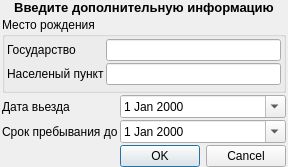
First picture: the form in ui/exel_info.ui, repository Meller008/CRM-Avi, before the edit.
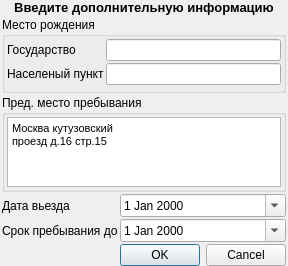
Second picture: the form after the edit.

Commit message: Работа - Поправка уведомления о регистрации

Patch:
```diff
--- a/ui/exel_info.ui
+++ b/ui/exel_info.ui
@@ -7,7 +7,7 @@
     <x>0</x>
     <y>0</y>
     <width>271</width>
-    <height>155</height>
+    <height>245</height>
    </rect>
   </property>
   <property name="windowTitle">
@@ -39,35 +39,35 @@
      </property>
     </widget>
    </item>
-   <item row="3" column="0">
+   <item row="4" column="0">
     <widget class="QLabel" name="label_3">
      <property name="text">
       <string>Дата вьезда</string>
      </property>
     </widget>
    </item>
-   <item row="3" column="1">
+   <item row="4" column="1">
     <widget class="QDateEdit" name="de_in">
      <property name="calendarPopup">
       <bool>true</bool>
      </property>
     </widget>
    </item>
-   <item row="4" column="0">
+   <item row="5" column="0">
     <widget class="QLabel" name="label_4">
      <property name="text">
       <string>Срок пребывания до</string>
      </property>
     </widget>
    </item>
-   <item row="4" column="1">
-    <widget class="QDateEdit" name="de_from">
-     <property name="calendarPopup">
-      <bool>true</bool>
-     </property>
-    </widget>
-   </item>
    <item row="5" column="1">
+    <widget class="QDateEdit" name="de_from">
+     <property name="calendarPopup">
+      <bool>true</bool>
+     </property>
+    </widget>
+   </item>
+   <item row="6" column="1">
     <widget class="QDialogButtonBox" name="buttonBox">
      <property name="orientation">
       <enum>Qt::Horizontal</enum>
@@ -130,6 +130,42 @@
      </layout>
     </widget>
    </item>
+   <item row="3" column="0" colspan="2">
+    <widget class="QGroupBox" name="groupBox_2">
+     <property name="title">
+      <string>Пред. место пребывания</string>
+     </property>
+     <layout class="QGridLayout" name="gridLayout">
+      <property name="leftMargin">
+       <number>2</number>
+      </property>
+      <property name="topMargin">
+       <number>2</number>
+      </property>
+      <property name="rightMargin">
+       <number>2</number>
+      </property>
+      <property name="bottomMargin">
+       <number>2</number>
+      </property>
+      <property name="spacing">
+       <number>2</number>
+      </property>
+      <item row="0" column="0">
+       <widget class="QTextEdit" name="te_old_addres">
+        <property name="html">
+         <string>&lt;!DOCTYPE HTML PUBLIC &quot;-//W3C//DTD HTML 4.0//EN&quot; &quot;http://www.w3.org/TR/REC-html40/strict.dtd&quot;&gt;
+&lt;html&gt;&lt;head&gt;&lt;meta name=&quot;qrichtext&quot; content=&quot;1&quot; /&gt;&lt;style type=&quot;text/css&quot;&gt;
+p, li { white-space: pre-wrap; }
+&lt;/style&gt;&lt;/head&gt;&lt;body style=&quot; font-family:'MS Shell Dlg 2'; font-size:8.25pt; font-weight:400; font-style:normal;&quot;&gt;
+&lt;p style=&quot; margin-top:0px; margin-bottom:0px; margin-left:0px; margin-right:0px; -qt-block-indent:0; text-indent:0px;&quot;&gt;Москва кутузовский&lt;/p&gt;
+&lt;p style=&quot; margin-top:0px; margin-bottom:0px; margin-left:0px; margin-right:0px; -qt-block-indent:0; text-indent:0px;&quot;&gt;проезд д.16 стр.15&lt;/p&gt;&lt;/body&gt;&lt;/html&gt;</string>
+        </property>
+       </widget>
+      </item>
+     </layout>
+    </widget>
+   </item>
   </layout>
  </widget>
  <resources/>
```
The commit also changes 2 other files.
